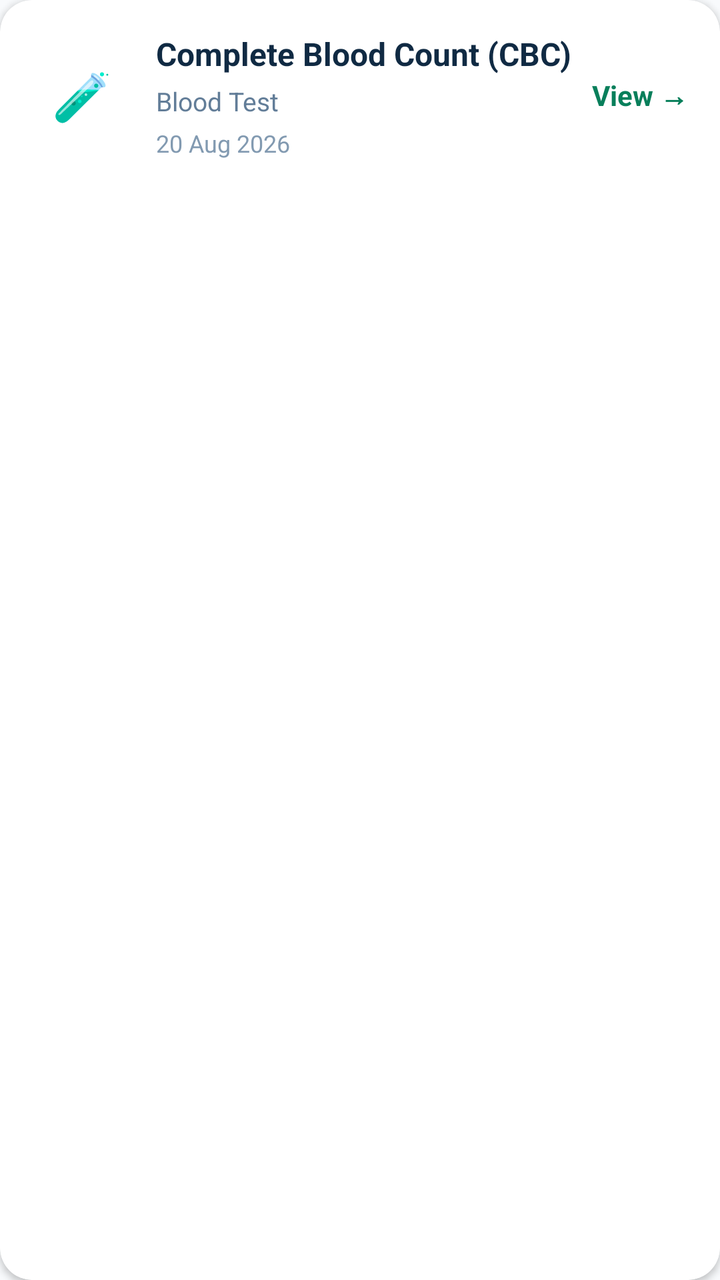
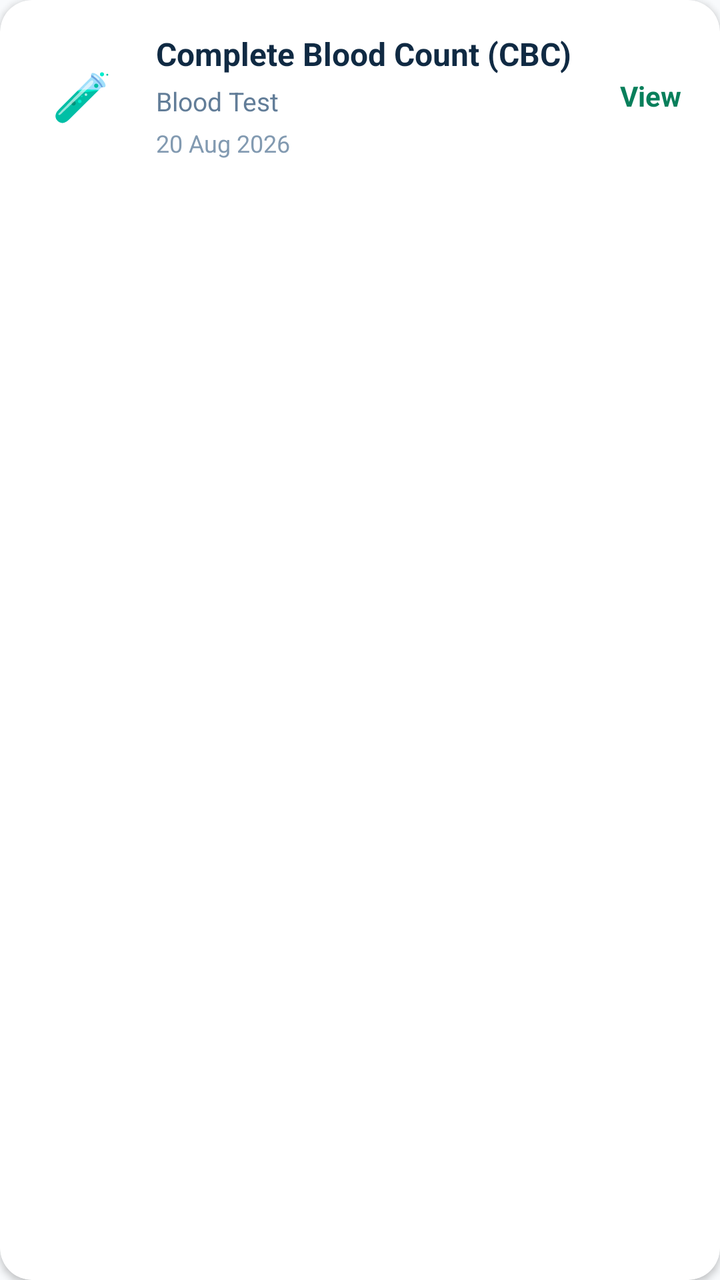

Before-and-after screenshots of an Android layout around one commit, followed by the original layout XML and the change that was made.
<!-- AndroidManifest.xml: application theme Theme.HealthYatra -->
<!-- res/layout/item_reports.xml -->
<?xml version="1.0" encoding="utf-8"?>
<androidx.cardview.widget.CardView
    xmlns:android="http://schemas.android.com/apk/res/android"
    xmlns:app="http://schemas.android.com/apk/res-auto"
    android:layout_width="match_parent"
    android:layout_height="wrap_content"
    android:layout_marginBottom="10dp"
    app:cardCornerRadius="16dp"
    app:cardElevation="2dp"
    app:cardBackgroundColor="#FFFFFF">

    <LinearLayout
        android:layout_width="match_parent"
        android:layout_height="wrap_content"
        android:orientation="horizontal"
        android:gravity="center_vertical"
        android:padding="16dp">

        
        <TextView
            android:id="@+id/tvReportIcon"
            android:layout_width="50dp"
            android:layout_height="50dp"
            android:gravity="center"
            android:text="🧪"
            android:textSize="24sp"/>

        
        <LinearLayout
            android:layout_width="0dp"
            android:layout_height="wrap_content"
            android:layout_weight="1"
            android:layout_marginStart="12dp"
            android:orientation="vertical">

            <TextView
                android:id="@+id/tvReportName"
                android:layout_width="wrap_content"
                android:layout_height="wrap_content"
                android:text="Complete Blood Count (CBC)"
                android:textColor="#102A43"
                android:textSize="16sp"
                android:textStyle="bold"/>

            <TextView
                android:id="@+id/tvReportType"
                android:layout_width="wrap_content"
                android:layout_height="wrap_content"
                android:layout_marginTop="4dp"
                android:text="Blood Test"
                android:textColor="#627D98"
                android:textSize="13sp"/>

            <TextView
                android:id="@+id/tvReportDate"
                android:layout_width="wrap_content"
                android:layout_height="wrap_content"
                android:layout_marginTop="4dp"
                android:text="20 Aug 2026"
                android:textColor="#829AB1"
                android:textSize="12sp"/>

        </LinearLayout>

        
        <TextView
            android:id="@+id/tvViewReport"
            android:layout_width="wrap_content"
            android:layout_height="wrap_content"
            android:text="View →"
            android:textColor="#087F5B"
            android:textSize="14sp"
            android:textStyle="bold"/>

    </LinearLayout>

</androidx.cardview.widget.CardView>
<!-- resources referenced by this layout -->
<resources>
  <style name="Theme.HealthYatra" parent="Theme.Material3.Light.NoActionBar">
  
          <item name="colorPrimary">@color/primary</item>
          <item name="colorPrimaryContainer">@color/primary_light</item>
  
          <item name="android:colorBackground">@color/background</item>
          <item name="colorSurface">@color/white</item>
  
          <item name="android:textColorPrimary">@color/text_primary</item>
          <item name="android:textColorSecondary">@color/text_secondary</item>
  
          
          <item name="android:statusBarColor">@color/text_primary</item>
          <item name="android:windowLightStatusBar">true</item>
  
          
          <item name="android:navigationBarColor">@color/white</item>
  
          <item name="colorControlActivated">#1565C0</item>
  
          <item name="colorOnSurface">#1F2937</item>
          <item name="colorOnSurfaceVariant">#64748B</item>
  
      </style>
  <color name="primary">#FFFFFF</color>
  <color name="primary_light">#CACACA</color>
  <color name="background">#F8FAFC</color>
  <color name="white">#FFFFFF</color>
  <color name="text_primary">#000000</color>
  <color name="text_secondary">#64748B</color>
</resources>

<!-- the commit's change to res/layout/item_reports.xml (unified diff, before → after) -->
@@ -67,7 +67,7 @@
             android:id="@+id/tvViewReport"
             android:layout_width="wrap_content"
             android:layout_height="wrap_content"
-            android:text="View →"
+            android:text="View "
             android:textColor="#087F5B"
             android:textSize="14sp"
             android:textStyle="bold"/>
